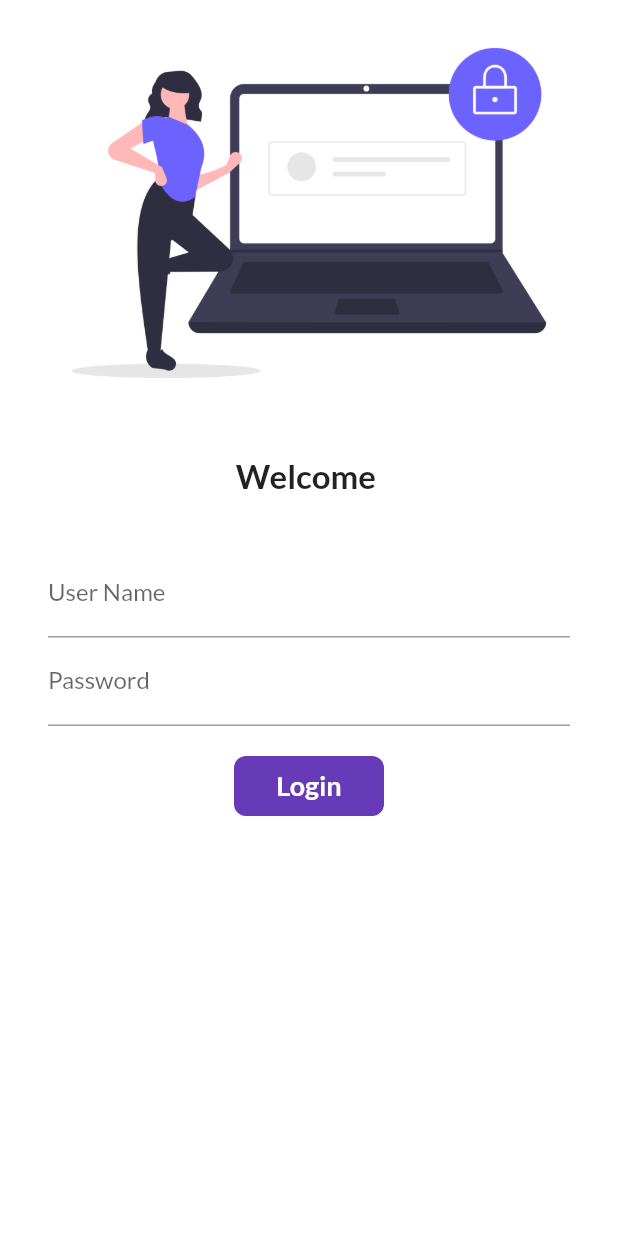
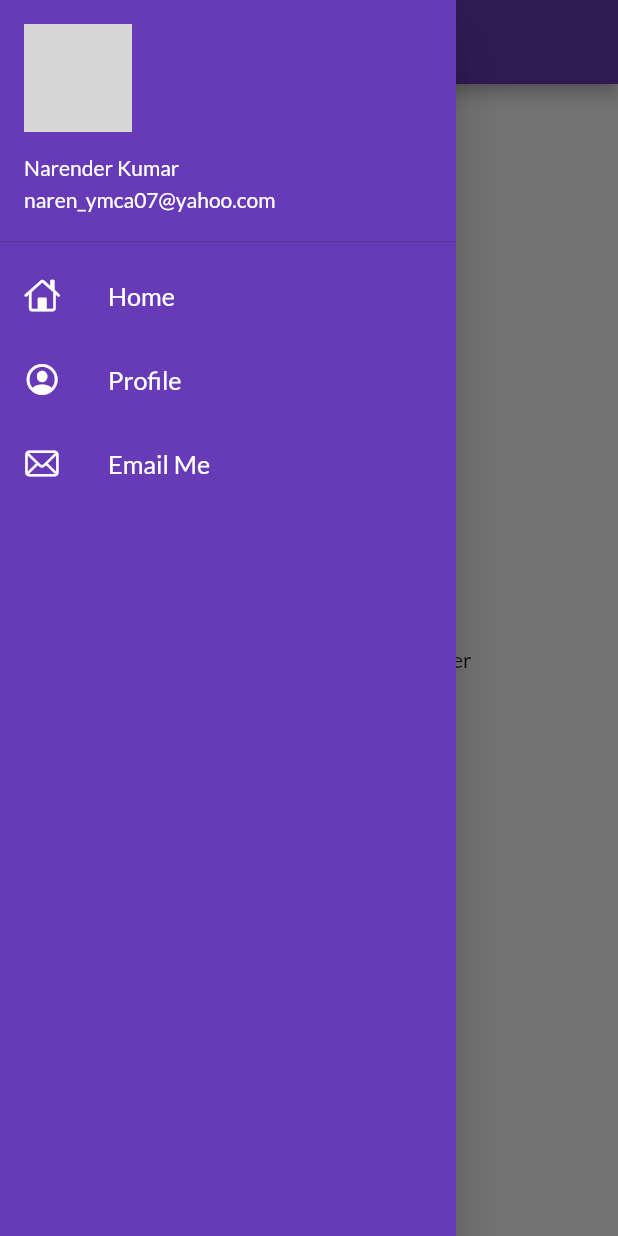
Before and after one commit to narenymca/learnFlutter, a Flutter app: the screen it shows after launch, with the side drawer open (before the commit the screen has no drawer), on a phone screen of 412 x 824 dp. Run offline on Flutter 3.47's test engine with Material 2 defaults, Android fonts, the phone set to English and light mode, and no system bars; our stand-ins replace google_fonts; network calls fail; grey boxes are pictures that could not be loaded.

Commit message:
day9 completed

```diff
--- a/sample/lib/main.dart
+++ b/sample/lib/main.dart
@@ -35,7 +35,8 @@ class MyApp extends StatelessWidget {
         //brightness: Brightness.dark
         primarySwatch: Colors.deepOrange,
       ),
-      initialRoute: "/login",
+      debugShowCheckedModeBanner: false,
+      initialRoute: MyRoutes.homeRoute,
       routes: {
         "/": (context) => const LoginPage(),
         MyRoutes.homeRoute: (context) => HomePage(),
--- a/sample/lib/pages/home_page.dart
+++ b/sample/lib/pages/home_page.dart
@@ -1,6 +1,8 @@
 // ignore_for_file: must_be_immutable
 
 import 'package:flutter/material.dart';
+
+import '../widgets/drawer.dart';
 
 class HomePage extends StatelessWidget {
   int days = 95;
@@ -17,7 +19,7 @@ class HomePage extends StatelessWidget {
         child: Text("welcome to $days this app by narender"),
       ),
       // ignore: prefer_const_constructors
-      drawer: Drawer(),
+      drawer: MyDrawer(),
     );
   }
 }
--- /dev/null
+++ b/sample/lib/widgets/drawer.dart
@@ -0,0 +1,92 @@
+// ignore_for_file: prefer_const_literals_to_create_immutables
+
+import 'package:flutter/cupertino.dart';
+import 'package:flutter/material.dart';
+
+class MyDrawer extends StatelessWidget {
+  const MyDrawer({Key? key}) : super(key: key);
+
+  @override
+  Widget build(BuildContext context) {
+    final imageUrl =
+        "https://static.remove.bg/remove-bg-web/5c20d2ecc9ddb1b6c85540a333ec65e2c616dbbd/assets/start_remove-c851bdf8d3127a24e2d137a55b1b427378cd17385b01aec6e59d5d4b5f39d2ec.png";
+
+    return Drawer(
+      child: Container(
+        color: Colors.deepPurple,
+        child: ListView(
+          children: [
+            // ignore: prefer_const_constructors
+            DrawerHeader(
+              padding: EdgeInsets.zero,
+              // ignore: prefer_const_constructors
+              child: UserAccountsDrawerHeader(
+                margin: EdgeInsets.zero,
+                // ignore: prefer_const_constructors
+                decoration: BoxDecoration(
+                  color: Colors.deepPurple,
+                ),
+                accountName: Text("Narender Kumar"),
+                accountEmail: const Text("naren_ymca07@yahoo.com"),
+                currentAccountPicture: CircleAvatar(
+                  backgroundImage: NetworkImage(imageUrl),
+                ),
+              ),
+            ),
+            // ignore: prefer_const_constructors
+            ListTile(
+              // ignore: prefer_const_constructors
+              leading: Icon(
+                CupertinoIcons.home,
+                color: Colors.white,
+              ),
+              // ignore: prefer_const_constructors
+              title: Text(
+                "Home",
+                textScaleFactor: 1.2,
+                // ignore: prefer_const_constructors
+                style: TextStyle(
+                  color: Colors.white,
+                ),
+              ),
+            ),
+            // ignore: prefer_const_constructors
+            ListTile(
+              // ignore: prefer_const_constructors
+              leading: Icon(
+                CupertinoIcons.profile_circled,
+                color: Colors.white,
+              ),
+              // ignore: prefer_const_constructors
+              title: Text(
+                "Profile",
+                textScaleFactor: 1.2,
+                // ignore: prefer_const_constructors
+                style: TextStyle(
+                  color: Colors.white,
+                ),
+              ),
+            ),
+            // ignore: prefer_const_constructors
+            ListTile(
+              // ignore: prefer_const_constructors
+              leading: Icon(
+                CupertinoIcons.mail,
+                color: Colors.white,
+              ),
+              // ignore: prefer_const_constructors
+              title: Text(
+                "Email Me",
+                textScaleFactor: 1.2,
+                // ignore: prefer_const_constructors
+                style: TextStyle(
+                  color: Colors.white,
+                ),
+              ),
+            )
+          ],
+        ),
+      ),
+    );
+  }
+}
```
